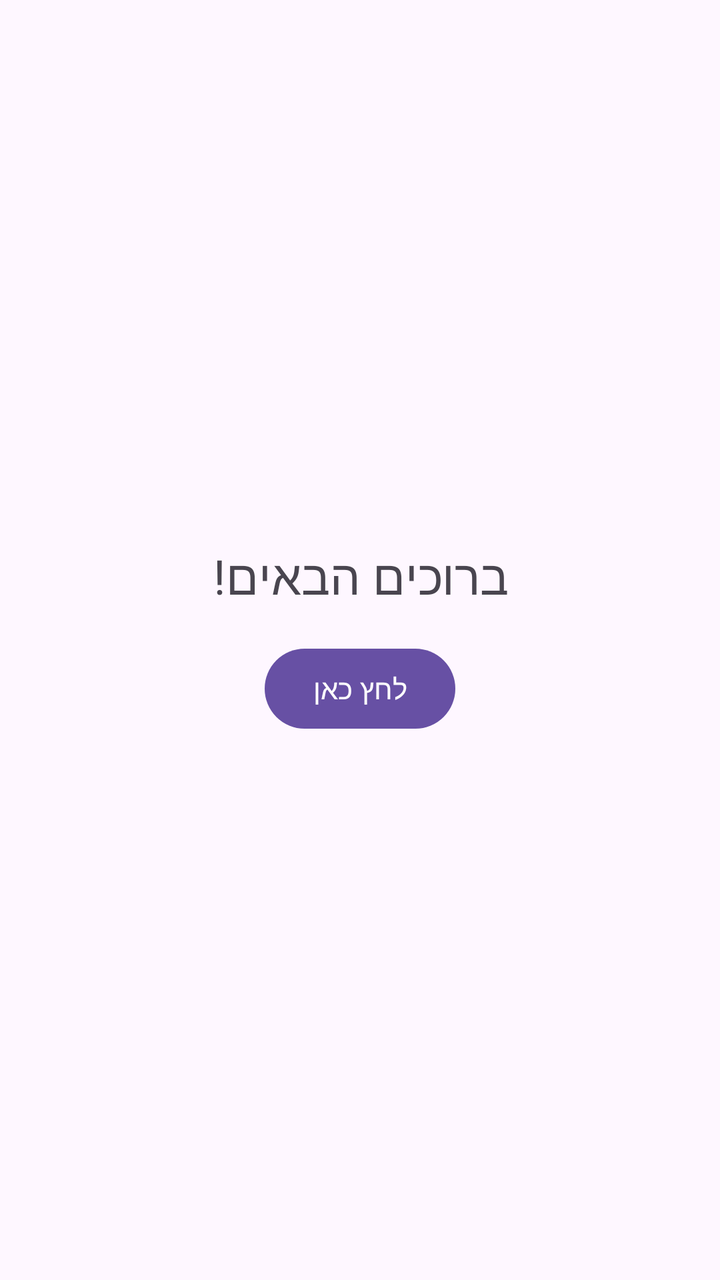
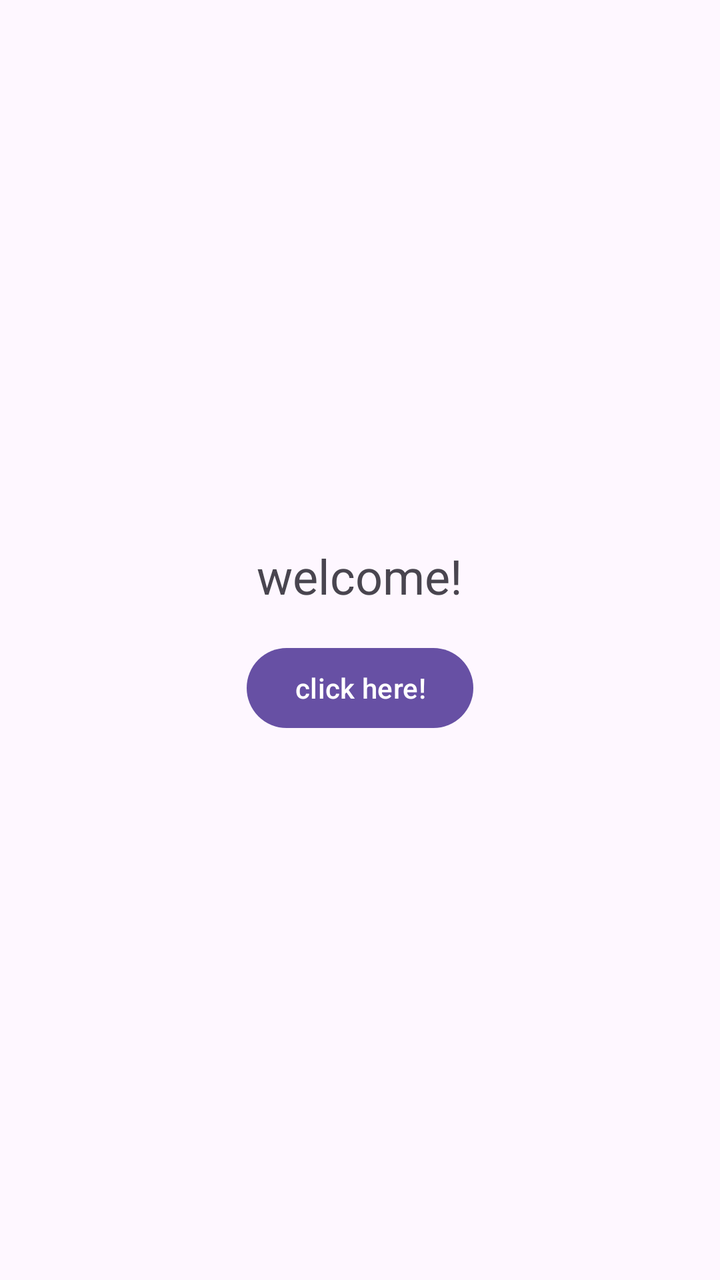

Two renders of the same Android screen: before a commit and after it. Below are the layout's source before the change and the commit's diff.
<!-- AndroidManifest.xml: application theme Theme.NoamApplication -->
<!-- res/layout/activity_main.xml -->
<?xml version="1.0" encoding="utf-8"?>
<LinearLayout xmlns:android="http://schemas.android.com/apk/res/android"
    android:layout_width="match_parent"
    android:layout_height="match_parent"
    android:orientation="vertical"
    android:gravity="center"
    android:padding="16dp"
    android:id="@+id/main"
    >

    <TextView
        android:id="@+id/tvTitle"
        android:layout_width="wrap_content"
        android:layout_height="wrap_content"
        android:text="@string/welcome_message"
        android:textSize="24sp" />

    <Button
        android:id="@+id/btnClick"
        android:layout_width="wrap_content"
        android:layout_height="wrap_content"
        android:layout_marginTop="16dp"
        android:text="@string/click_here" />
</LinearLayout>
<!-- resources referenced by this layout -->
<resources>
  <string name="click_here">לחץ כאן</string>
  <string name="welcome_message">ברוכים הבאים!</string>
  <style name="Theme.NoamApplication" parent="Base.Theme.NoamApplication" />
  <style name="Base.Theme.NoamApplication" parent="Theme.Material3.DayNight.NoActionBar">
          
          
      </style>
</resources>

<!-- the commit's change to res/layout/activity_main.xml (unified diff, before → after) -->
@@ -12,7 +12,7 @@
         android:id="@+id/tvTitle"
         android:layout_width="wrap_content"
         android:layout_height="wrap_content"
-        android:text="@string/welcome_message"
+        android:text="welcome!"
         android:textSize="24sp" />
 
     <Button
@@ -20,5 +20,5 @@
         android:layout_width="wrap_content"
         android:layout_height="wrap_content"
         android:layout_marginTop="16dp"
-        android:text="@string/click_here" />
+        android:text="click here!" />
 </LinearLayout>
<!-- resource entries referenced after the edit -->
@@ -1,7 +1,5 @@
 <!-- resources referenced by this layout -->
 <resources>
-  <string name="click_here">לחץ כאן</string>
-  <string name="welcome_message">ברוכים הבאים!</string>
   <style name="Theme.NoamApplication" parent="Base.Theme.NoamApplication" />
   <style name="Base.Theme.NoamApplication" parent="Theme.Material3.DayNight.NoActionBar">
           
